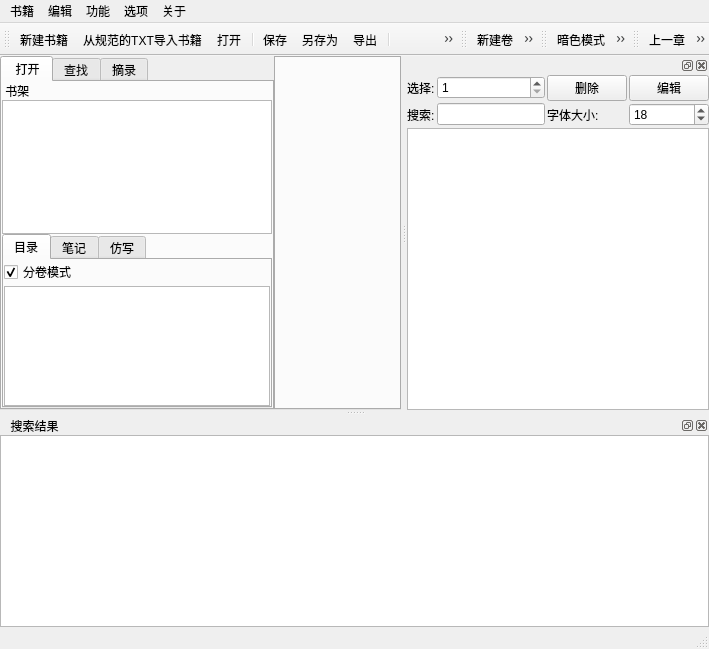
Above: mainwindow.ui from shg1969/Book-Editor before the change. Below: the same form after it.
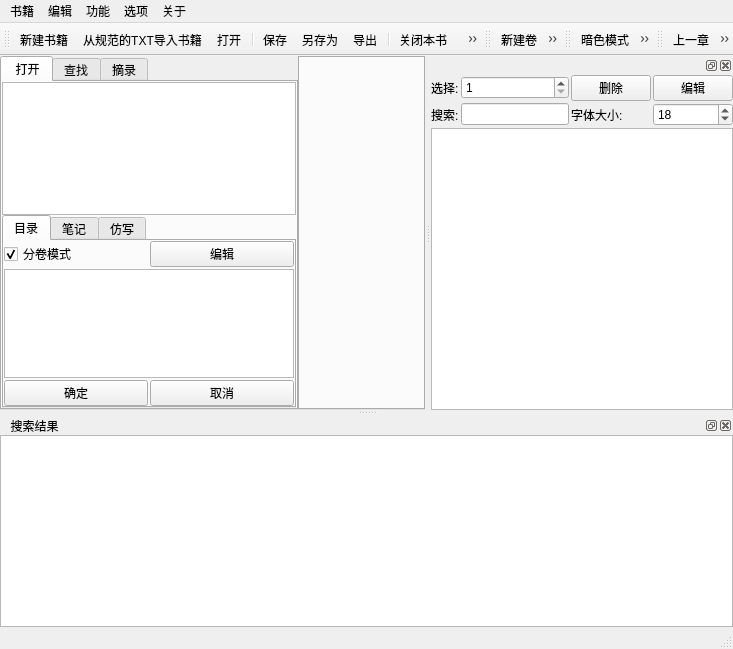
That is the form after the change. Icons and pictures are not drawn.

Diff of the .ui file:
```diff
--- a/mainwindow.ui
+++ b/mainwindow.ui
@@ -6,7 +6,7 @@
    <rect>
     <x>0</x>
     <y>0</y>
-    <width>709</width>
+    <width>733</width>
     <height>649</height>
    </rect>
   </property>
@@ -74,13 +74,6 @@
          <property name="bottomMargin">
           <number>0</number>
          </property>
-         <item>
-          <widget class="QLabel" name="label">
-           <property name="text">
-            <string> 书架</string>
-           </property>
-          </widget>
-         </item>
          <item>
           <widget class="QSplitter" name="book_dir_splitter">
            <property name="lineWidth">
@@ -122,14 +115,28 @@
                <number>0</number>
               </property>
               <item>
-               <widget class="QCheckBox" name="show_volume_checkBox">
-                <property name="text">
-                 <string>分卷模式</string>
+               <layout class="QHBoxLayout" name="horizontalLayout_4">
+                <property name="spacing">
+                 <number>2</number>
                 </property>
-                <property name="checked">
-                 <bool>true</bool>
-                </property>
-               </widget>
+                <item>
+                 <widget class="QCheckBox" name="show_volume_checkBox">
+                  <property name="text">
+                   <string>分卷模式</string>
+                  </property>
+                  <property name="checked">
+                   <bool>true</bool>
+                  </property>
+                 </widget>
+                </item>
+                <item>
+                 <widget class="QPushButton" name="dir_edit_btn">
+                  <property name="text">
+                   <string>编辑</string>
+                  </property>
+                 </widget>
+                </item>
+               </layout>
               </item>
               <item>
                <widget class="QTreeWidget" name="dir_treeWidget">
@@ -149,6 +156,27 @@
                 </column>
                </widget>
               </item>
+              <item>
+               <layout class="QHBoxLayout" name="horizontalLayout_5">
+                <property name="spacing">
+                 <number>2</number>
+                </property>
+                <item>
+                 <widget class="QPushButton" name="pushButton">
+                  <property name="text">
+                   <string>确定</string>
+                  </property>
+                 </widget>
+                </item>
+                <item>
+                 <widget class="QPushButton" name="pushButton_2">
+                  <property name="text">
+                   <string>取消</string>
+                  </property>
+                 </widget>
+                </item>
+               </layout>
+              </item>
              </layout>
             </widget>
             <widget class="QWidget" name="tab">
@@ -494,7 +522,7 @@
     <rect>
      <x>0</x>
      <y>0</y>
-     <width>709</width>
+     <width>733</width>
      <height>29</height>
     </rect>
    </property>
```
Left out of the diff: 22 changed lines with no effect on the pictures.
